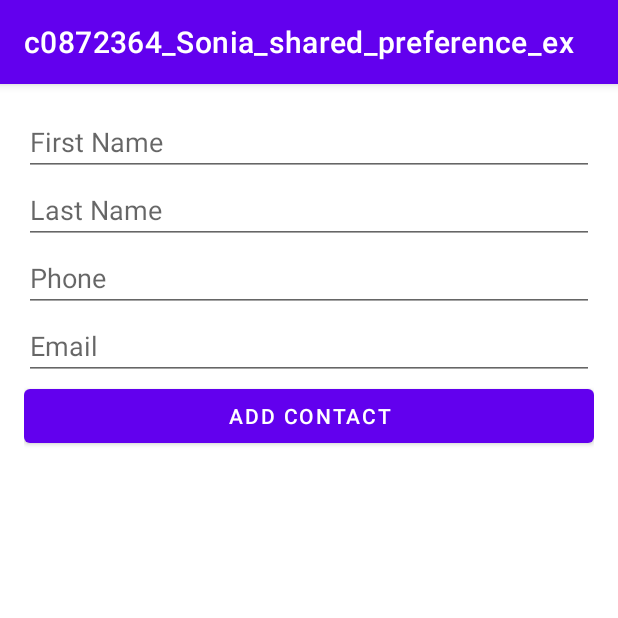
After one commit to Sonia364/c0872364_Sonia_shared_preference_ex, an Android app: the AddFragment screen opened through its navigation route, on a phone screen of 412 x 824 dp, the top half of it. The commit adds this screen. Run offline under Robolectric (Android 15) with nearby library versions, the phone set to English and light mode, and no system bars.

Commit message:
Implemented activity and layout for contact entry app

```diff
--- a/app/build.gradle
+++ b/app/build.gradle
@@ -26,6 +26,11 @@ android {
         sourceCompatibility JavaVersion.VERSION_1_8
         targetCompatibility JavaVersion.VERSION_1_8
     }
+
+    buildFeatures {
+        viewBinding true
+    }
+
 }
 
 dependencies {
--- /dev/null
+++ b/app/src/main/java/MAD_2124/Android/adapter/ContactAdapter.java
@@ -0,0 +1,47 @@
+package MAD_2124.Android.adapter;
+
+import android.content.Context;
+import android.view.LayoutInflater;
+import android.view.View;
+import android.view.ViewGroup;
+import android.widget.ArrayAdapter;
+
+import androidx.annotation.NonNull;
+import androidx.annotation.Nullable;
+
+
+import java.util.ArrayList;
+
+import MAD_2124.Android.databinding.ContactItemBinding;
+import MAD_2124.Android.model.Contact;
+
+public class ContactAdapter extends ArrayAdapter<Contact> {
+
+    ArrayList<Contact> contactList = new ArrayList<>();
+    Context context;
+    public ContactAdapter(@NonNull Context context, int resource) {
+        super(context, resource);
+        this.context = context;
+    }
+
+    @Override
+    public int getCount() {
+        return contactList.size();
+    }
+
+    @NonNull
+    @Override
+    public View getView(int position, @Nullable View convertView, @NonNull ViewGroup parent) {
+        ContactItemBinding binding =  ContactItemBinding.inflate(LayoutInflater.from(context), parent, false);
+        Contact model = contactList.get(position);
+        binding.name.setText(model.getFirstName());
+        binding.email.setText(model.getEmail());
+        return binding.getRoot();
+    }
+
+    public void setAdapterData(ArrayList<Contact> contacts){
+        contactList = contacts;
+        notifyDataSetChanged();
+
+    }
+}
--- /dev/null
+++ b/app/src/main/java/MAD_2124/Android/view/AddFragment.java
@@ -0,0 +1,46 @@
+package MAD_2124.Android.view;
+
+import android.os.Bundle;
+import android.view.LayoutInflater;
+import android.view.View;
+import android.view.ViewGroup;
+
+import androidx.annotation.NonNull;
+import androidx.annotation.Nullable;
+import androidx.fragment.app.Fragment;
+import androidx.navigation.Navigation;
+
+import MAD_2124.Android.R;
+import MAD_2124.Android.databinding.FragmentAddBinding;
+import MAD_2124.Android.model.Contact;
+
+public class AddFragment extends Fragment {
+
+    FragmentAddBinding binding = null;
+
+    @Nullable
+    @Override
+    public View onCreateView(@NonNull LayoutInflater inflater, @Nullable ViewGroup container, @Nullable Bundle savedInstanceState) {
+        if(binding == null){
+            binding = FragmentAddBinding.inflate(inflater, container, false);
+        }
+
+        return binding.getRoot();
+    }
+
+    @Override
+    public void onViewCreated(@NonNull View view, @Nullable Bundle savedInstanceState) {
+        binding.addBtn.setOnClickListener(
+                v -> {
+                    String firstname = binding.fname.getText().toString();
+                    String lastname = binding.lname.getText().toString();
+                    String phone = binding.phone.getText().toString();
+                    String email = binding.email.getText().toString();
+                    Contact contact = new Contact(firstname, lastname, phone, email);
+                    Contact.contact.add(contact);
+
+                    Navigation.findNavController(requireActivity(), R.id.fragmentContainer).popBackStack();
+                }
+        );
+    }
+}
--- /dev/null
+++ b/app/src/main/java/MAD_2124/Android/view/FragmentHome.java
@@ -0,0 +1,83 @@
+package MAD_2124.Android.view;
+
+import android.os.Bundle;
+import android.view.LayoutInflater;
+import android.view.View;
+import android.view.ViewGroup;
+import androidx.annotation.NonNull;
+import androidx.annotation.Nullable;
+import androidx.appcompat.widget.SearchView;
+import androidx.fragment.app.Fragment;
+import androidx.navigation.Navigation;
+import java.util.ArrayList;
+import MAD_2124.Android.R;
+import MAD_2124.Android.adapter.ContactAdapter;
+import MAD_2124.Android.databinding.FragmentHomeBinding;
+import MAD_2124.Android.model.Contact;
+
+public class FragmentHome extends Fragment {
+
+    FragmentHomeBinding binding = null;
+
+    ContactAdapter adapter;
+
+    @Nullable
+    @Override
+    public View onCreateView(@NonNull LayoutInflater inflater, @Nullable ViewGroup container, @Nullable Bundle savedInstanceState) {
+        if(binding == null){
+            binding = FragmentHomeBinding.inflate(inflater,container, false);
+        }
+        return binding.getRoot();
+    }
+
+    @Override
+    public void onResume() {
+        super.onResume();
+        adapter.setAdapterData(Contact.contact);
+    }
+
+    @Override
+    public void onViewCreated(@NonNull View view, @Nullable Bundle savedInstanceState) {
+        adapter =  new ContactAdapter(requireContext(), R.layout.contact_item);
+        binding.contactList.setAdapter(adapter);
+        adapter.setAdapterData(Contact.contact);
+
+        binding.searchBar.setOnQueryTextListener(new SearchView.OnQueryTextListener(){
+
+            @Override
+            public boolean onQueryTextSubmit(String s) {
+                filterData(s);
+                return true;
+            }
+
+            @Override
+            public boolean onQueryTextChange(String s) {
+                filterData(s);
+                return true;
+            }
+        });
+
+        binding.addContact.setOnClickListener(
+                v -> {
+                    Navigation.findNavController(requireActivity(), R.id.fragmentContainer).navigate(R.id.action_fragmentHome_to_addFragment);
+                }
+        );
+
+
+    }
+
+    public void filterData(String s){
+        if(!s.isEmpty()){
+            ArrayList<Contact> filter = new ArrayList<>();
+            Contact.contact.forEach(contact -> {
+                if(contact.getFirstName().contains(s)){
+                    filter.add(contact);
+                }
+            });
+            adapter.setAdapterData(filter);
+        }else{
+            adapter.setAdapterData(Contact.contact);
+        }
+
+    }
+}
--- /dev/null
+++ b/app/src/main/res/drawable/baseline_add_24.xml
@@ -0,0 +1,5 @@
+<vector android:height="24dp" android:tint="#FFFFFF"
+    android:viewportHeight="24" android:viewportWidth="24"
+    android:width="24dp" xmlns:android="http://schemas.android.com/apk/res/android">
+    <path android:fillColor="@android:color/white" android:pathData="M19,13h-6v6h-2v-6H5v-2h6V5h2v6h6v2z"/>
+</vector>
--- /dev/null
+++ b/app/src/main/res/drawable/baseline_person_24.xml
@@ -0,0 +1,5 @@
+<vector android:height="24dp" android:tint="#FFFFFF"
+    android:viewportHeight="24" android:viewportWidth="24"
+    android:width="24dp" xmlns:android="http://schemas.android.com/apk/res/android">
+    <path android:fillColor="@android:color/white" android:pathData="M12,12c2.21,0 4,-1.79 4,-4s-1.79,-4 -4,-4 -4,1.79 -4,4 1.79,4 4,4zM12,14c-2.67,0 -8,1.34 -8,4v2h16v-2c0,-2.66 -5.33,-4 -8,-4z"/>
+</vector>
--- a/app/src/main/res/layout/activity_main.xml
+++ b/app/src/main/res/layout/activity_main.xml
@@ -1,18 +1,20 @@
 <?xml version="1.0" encoding="utf-8"?>
-<androidx.constraintlayout.widget.ConstraintLayout xmlns:android="http://schemas.android.com/apk/res/android"
+<androidx.constraintlayout.widget.ConstraintLayout
+    xmlns:android="http://schemas.android.com/apk/res/android"
     xmlns:app="http://schemas.android.com/apk/res-auto"
     xmlns:tools="http://schemas.android.com/tools"
     android:layout_width="match_parent"
     android:layout_height="match_parent"
     tools:context=".MainActivity">
 
-    <TextView
-        android:layout_width="wrap_content"
-        android:layout_height="wrap_content"
-        android:text="Hello World!"
-        app:layout_constraintBottom_toBottomOf="parent"
-        app:layout_constraintEnd_toEndOf="parent"
-        app:layout_constraintStart_toStartOf="parent"
-        app:layout_constraintTop_toTopOf="parent" />
+    <fragment
+        android:id="@+id/fragmentContainer"
+        android:name="androidx.navigation.fragment.NavHostFragment"
+        android:layout_width="match_parent"
+        android:layout_height="match_parent"
+        app:defaultNavHost="true"
+        app:navGraph="@navigation/home_graph"
+        tools:layout_editor_absoluteX="0dp"
+        tools:layout_editor_absoluteY="0dp" />
 
 </androidx.constraintlayout.widget.ConstraintLayout>
--- /dev/null
+++ b/app/src/main/res/layout/fragment_add.xml
@@ -0,0 +1,43 @@
+<?xml version="1.0" encoding="utf-8"?>
+<LinearLayout xmlns:android="http://schemas.android.com/apk/res/android"
+    android:layout_width="match_parent"
+    android:layout_height="match_parent"
+    android:orientation="vertical"
+    android:padding="16dp">
+
+    <EditText
+        android:id="@+id/fname"
+        android:layout_width="match_parent"
+        android:layout_height="wrap_content"
+        android:hint="First Name"
+        android:inputType="text" />
+
+    <EditText
+        android:id="@+id/lname"
+        android:layout_width="match_parent"
+        android:layout_height="wrap_content"
+        android:hint="Last Name"
+        android:inputType="text" />
+
+    <EditText
+        android:id="@+id/phone"
+        android:layout_width="match_parent"
+        android:layout_height="wrap_content"
+        android:hint="Phone"
+        android:inputType="text" />
+
+    <EditText
+        android:id="@+id/email"
+        android:layout_width="match_parent"
+        android:layout_height="wrap_content"
+        android:hint="Email"
+        android:inputType="text" />
+
+    <Button
+        android:id="@+id/addBtn"
+        android:layout_width="match_parent"
+        android:layout_height="wrap_content"
+        android:text="Add Contact" />
+
+
+</LinearLayout>
--- /dev/null
+++ b/app/src/main/res/navigation/home_graph.xml
@@ -0,0 +1,22 @@
+<?xml version="1.0" encoding="utf-8"?>
+<navigation xmlns:android="http://schemas.android.com/apk/res/android"
+    xmlns:app="http://schemas.android.com/apk/res-auto"
+    xmlns:tools="http://schemas.android.com/tools"
+    android:id="@+id/home_graph"
+    app:startDestination="@id/fragmentHome">
+
+    <fragment
+        android:id="@+id/fragmentHome"
+        android:name="MAD_2124.Android.view.FragmentHome"
+        android:label="FragmentHome"
+        tools:layout="@layout/fragment_home">
+        <action
+            android:id="@+id/action_fragmentHome_to_addFragment"
+            app:destination="@id/addFragment" />
+    </fragment>
+    <fragment
+        android:id="@+id/addFragment"
+        android:name="MAD_2124.Android.view.AddFragment"
+        android:label="AddFragment"
+        tools:layout="@layout/fragment_add" />
+</navigation>
```
Also changed, not shown: app/src/main/java/MAD_2124/Android/model/Contact.java (added, +51 -0 lines), app/src/main/res/drawable/cell_bg_style.xml (added, +7 -0 lines), app/src/main/res/layout/contact_item.xml (added, +44 -0 lines), app/src/main/res/layout/fragment_home.xml (added, +30 -0 lines).
